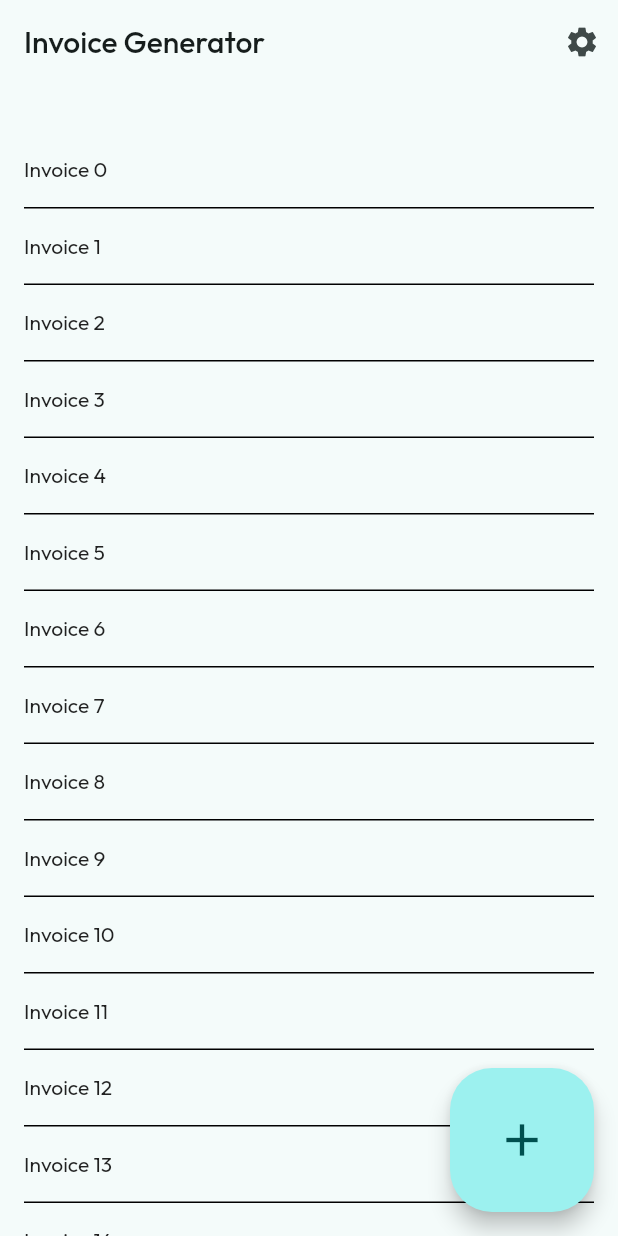
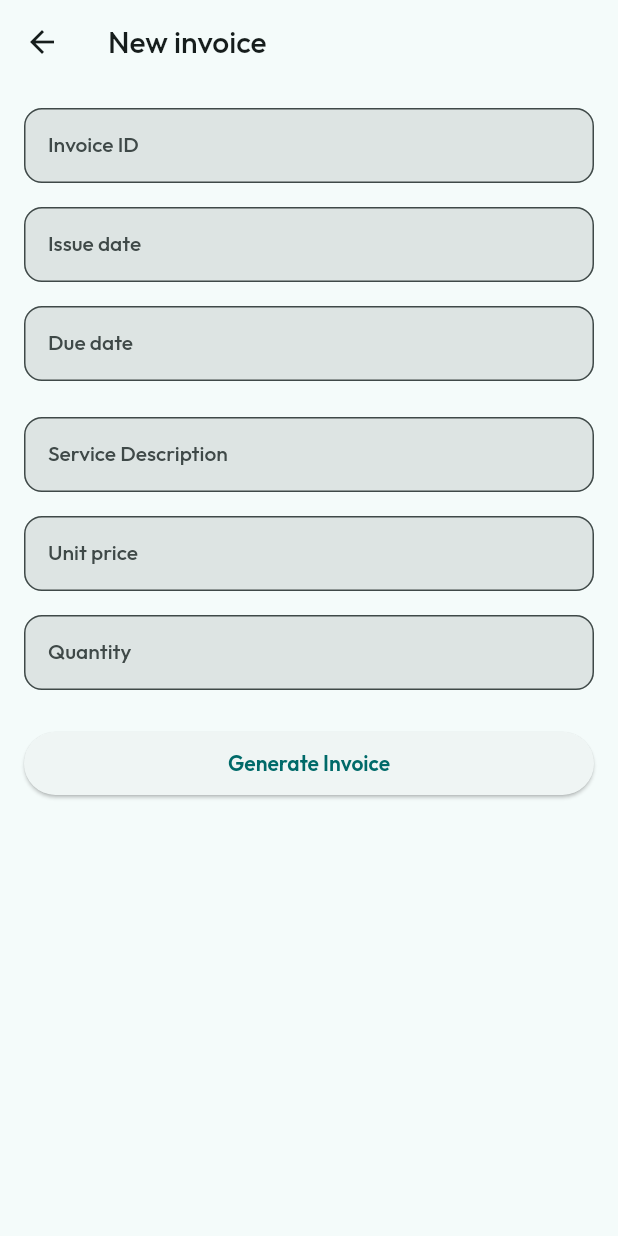
Before and after one commit to theolm/ambush-app, a Flutter app: the screen it shows after launch, after a tap on the "add" icon, on a phone screen of 412 x 824 dp. Run offline on Flutter 3.47's test engine with Material 2 defaults, Android fonts, the phone set to English and light mode, and no system bars; drawn by our look-alikes of dynamic_color; our stand-ins replace auto_route, flutter_mobx, get_it, google_fonts, hive, hive_flutter and 4 more; accounts and stored records are empty; generated files the repository leaves out were written again.

Commit message:
Creating add invoice page and viewmodel

```diff
--- a/lib/src/core/presenter/routes/app_route.dart
+++ b/lib/src/core/presenter/routes/app_route.dart
@@ -11,5 +11,6 @@ class AppRouter extends $AppRouter {
       path: '/',
     ),
     AutoRoute(page: SettingsRoute.page),
+    AutoRoute(page: AddInvoiceRoute.page),
   ];
 }
--- /dev/null
+++ b/lib/src/features/add_invoice/presentation/add_invoice_page.dart
@@ -0,0 +1,78 @@
+import 'package:auto_route/auto_route.dart';
+import 'package:flutter/material.dart';
+import 'package:invoice_app/src/core/di/di.dart';
+
+import 'add_invoice_viewmodel.dart';
+
+@RoutePage()
+class AddInvoicePage extends StatelessWidget {
+  AddInvoicePage({Key? key}) : super(key: key);
+
+  final AddInvoiceViewModel _viewModel = getIt();
+
+  @override
+  Widget build(BuildContext context) {
+    return Scaffold(
+      appBar: AppBar(title: const Text("New invoice")),
+      body: ListView(
+        padding: const EdgeInsets.symmetric(horizontal: 16, vertical: 16),
+        children: [
+          TextFormField(
+            decoration: const InputDecoration(labelText: "Invoice ID"),
+            textInputAction: TextInputAction.next,
+            keyboardType: TextInputType.number,
+            controller: _viewModel.idController,
+          ),
+          const SizedBox(height: 16),
+          TextFormField(
+            decoration: const InputDecoration(
+              labelText: "Issue date",
+              hintText: "mm/dd/yyyy",
+            ),
+            textInputAction: TextInputAction.next,
+            keyboardType: TextInputType.datetime,
+            controller: _viewModel.issueDateController,
+          ),
+          const SizedBox(height: 16),
+          TextFormField(
+            decoration: const InputDecoration(
+              labelText: "Due date",
+              hintText: "mm/dd/yyyy",
+            ),
+            textInputAction: TextInputAction.next,
+            keyboardType: TextInputType.datetime,
+            controller: _viewModel.dueDateController,
+          ),
+          const SizedBox(height: 24),
+          TextFormField(
+            decoration: const InputDecoration(labelText: "Service Description"),
+            textInputAction: TextInputAction.next,
+            keyboardType: TextInputType.text,
+            controller: _viewModel.serviceController,
+          ),
+          const SizedBox(height: 16),
+          TextFormField(
+            decoration: const InputDecoration(labelText: "Unit price"),
+            textInputAction: TextInputAction.next,
+            keyboardType: TextInputType.number,
+            controller: _viewModel.priceController,
+          ),
+          const SizedBox(height: 16),
+          TextFormField(
+            decoration: const InputDecoration(labelText: "Quantity"),
+            textInputAction: TextInputAction.next,
+            keyboardType: TextInputType.number,
+            controller: _viewModel.quantityController,
+          ),
+          const SizedBox(height: 25),
+          ElevatedButton(
+            onPressed: () {
+              _viewModel.generateInvoice();
+            },
+            child: const Text("Generate Invoice"),
+          ),
+        ],
+      ),
+    );
+  }
+}
--- /dev/null
+++ b/lib/src/features/add_invoice/presentation/add_invoice_viewmodel.dart
@@ -0,0 +1,24 @@
+import 'package:flutter/material.dart';
+import 'package:injectable/injectable.dart';
+import 'package:mobx/mobx.dart';
+
+part 'add_invoice_viewmodel.g.dart';
+
+@injectable
+class AddInvoiceViewModel extends _AddInvoiceViewModelBase
+    with _$AddInvoiceViewModel {
+  AddInvoiceViewModel();
+}
+
+abstract class _AddInvoiceViewModelBase with Store {
+  var idController = TextEditingController();
+  var issueDateController = TextEditingController();
+  var dueDateController = TextEditingController();
+  var serviceController = TextEditingController();
+  var priceController = TextEditingController();
+  var quantityController = TextEditingController();
+
+  Future generateInvoice() async {
+
+  }
+}
--- a/lib/src/features/invoice_list/presentation/list_page.dart
+++ b/lib/src/features/invoice_list/presentation/list_page.dart
@@ -1,8 +1,6 @@
 import 'package:auto_route/auto_route.dart';
 import 'package:flutter/material.dart';
-import 'package:invoice_app/src/core/di/di.dart';
 import 'package:invoice_app/src/core/presenter/routes/app_route.gr.dart';
-import 'package:invoice_app/src/features/generate_pdf/domain/usecases/generate_invoice.dart';
 
 class InvoiceListPage extends StatelessWidget {
   const InvoiceListPage({Key? key}) : super(key: key);
@@ -23,7 +21,7 @@ class InvoiceListPage extends StatelessWidget {
       ),
       floatingActionButton: FloatingActionButton.large(
         onPressed: () async {
-          await savePdf();
+          context.router.push(AddInvoiceRoute());
         },
         child: const Icon(Icons.add),
       ),
@@ -45,9 +43,4 @@ class InvoiceListPage extends StatelessWidget {
       ),
     );
   }
-
-  Future<void> savePdf() async {
-    var useCase = getIt<IGenerateInvoiceUseCase>();
-    await useCase.createAndSave();
-  }
 }
```
Also changed, not shown: lib/src/core/di/di.config.dart, lib/src/core/presenter/routes/app_route.gr.dart.
